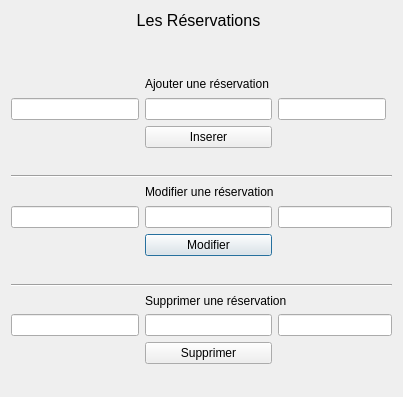
Qt form gui/fct_gerer_res_3.ui (mat05/BD_Project) before a commit.
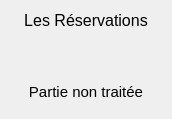
The same form after that commit.

The edit to the form file:
```diff
--- a/gui/fct_gerer_res_3.ui
+++ b/gui/fct_gerer_res_3.ui
@@ -6,125 +6,28 @@
    <rect>
     <x>0</x>
     <y>0</y>
-    <width>403</width>
-    <height>397</height>
+    <width>172</width>
+    <height>119</height>
    </rect>
   </property>
   <property name="windowTitle">
    <string>Gérer les reservations</string>
   </property>
-  <layout class="QGridLayout" name="gridLayout">
-   <item row="0" column="0" colspan="4">
+  <layout class="QVBoxLayout" name="verticalLayout">
+   <item>
     <widget class="QLabel" name="label">
      <property name="text">
       <string>&lt;html&gt;&lt;head/&gt;&lt;body&gt;&lt;p align=&quot;center&quot;&gt;&lt;span style=&quot; font-size:12pt;&quot;&gt;Les Réservations&lt;/span&gt;&lt;/p&gt;&lt;p align=&quot;center&quot;&gt;&lt;br/&gt;&lt;/p&gt;&lt;/body&gt;&lt;/html&gt;</string>
      </property>
     </widget>
    </item>
-   <item row="1" column="1" colspan="4">
+   <item>
     <widget class="QLabel" name="label_2">
      <property name="text">
-      <string>Ajouter une réservation</string>
+      <string>&lt;html&gt;&lt;head/&gt;&lt;body&gt;&lt;p align=&quot;center&quot;&gt;&lt;span style=&quot; font-size:11pt;&quot;&gt;Partie non traitée&lt;/span&gt;&lt;/p&gt;&lt;/body&gt;&lt;/html&gt;</string>
      </property>
     </widget>
    </item>
-   <item row="8" column="1">
-    <widget class="QPushButton" name="But_Modifier">
-     <property name="text">
-      <string>Modifier</string>
-     </property>
-    </widget>
-   </item>
-   <item row="7" column="1">
-    <widget class="QLineEdit" name="dateRepM"/>
-   </item>
-   <item row="2" column="2" colspan="2">
-    <widget class="QLineEdit" name="promoRepI"/>
-   </item>
-   <item row="10" column="0" colspan="5">
-    <widget class="Line" name="line_2">
-     <property name="orientation">
-      <enum>Qt::Horizontal</enum>
-     </property>
-    </widget>
-   </item>
-   <item row="11" column="1" colspan="3">
-    <widget class="QLabel" name="label_4">
-     <property name="text">
-      <string>Supprimer une réservation</string>
-     </property>
-    </widget>
-   </item>
-   <item row="13" column="1">
-    <widget class="QPushButton" name="But_Supprimer">
-     <property name="text">
-      <string>Supprimer</string>
-     </property>
-    </widget>
-   </item>
-   <item row="7" column="2" colspan="3">
-    <widget class="QLineEdit" name="promoRepM"/>
-   </item>
-   <item row="12" column="1">
-    <widget class="QLineEdit" name="dateRepS"/>
-   </item>
-   <item row="5" column="0" colspan="5">
-    <widget class="Line" name="line">
-     <property name="orientation">
-      <enum>Qt::Horizontal</enum>
-     </property>
-    </widget>
-   </item>
-   <item row="14" column="0" colspan="5">
-    <widget class="QLabel" name="label_Supprimer">
-     <property name="text">
-      <string/>
-     </property>
-    </widget>
-   </item>
-   <item row="2" column="1">
-    <widget class="QLineEdit" name="dateRepI_2"/>
-   </item>
-   <item row="4" column="0" colspan="5">
-    <widget class="QLabel" name="label_Inserer">
-     <property name="text">
-      <string/>
-     </property>
-    </widget>
-   </item>
-   <item row="3" column="1">
-    <widget class="QPushButton" name="But_Inserer">
-     <property name="text">
-      <string>Inserer</string>
-     </property>
-    </widget>
-   </item>
-   <item row="12" column="2" colspan="3">
-    <widget class="QLineEdit" name="promoRepM_2"/>
-   </item>
-   <item row="6" column="1" colspan="3">
-    <widget class="QLabel" name="label_3">
-     <property name="text">
-      <string>Modifier une réservation</string>
-     </property>
-    </widget>
-   </item>
-   <item row="9" column="0" colspan="3">
-    <widget class="QLabel" name="label_Modifier">
-     <property name="text">
-      <string/>
-     </property>
-    </widget>
-   </item>
-   <item row="12" column="0">
-    <widget class="QLineEdit" name="noSPecS"/>
-   </item>
-   <item row="7" column="0">
-    <widget class="QLineEdit" name="nomSpecM"/>
-   </item>
-   <item row="2" column="0">
-    <widget class="QLineEdit" name="noSpecI"/>
-   </item>
   </layout>
  </widget>
  <resources/>
```
